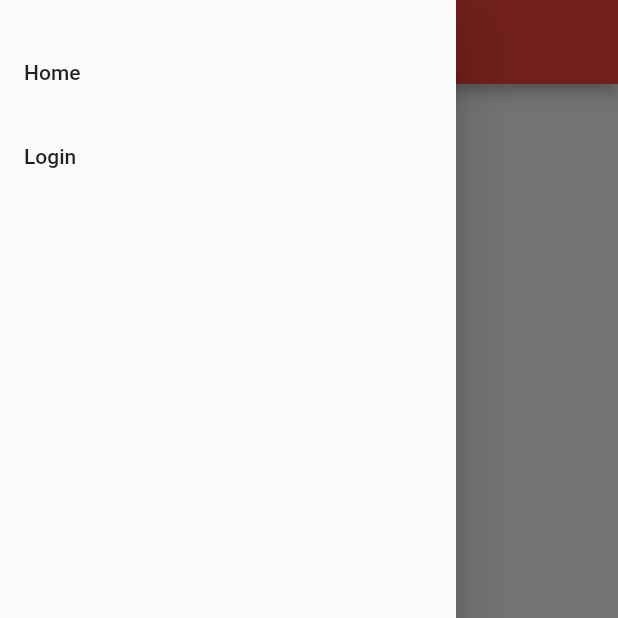
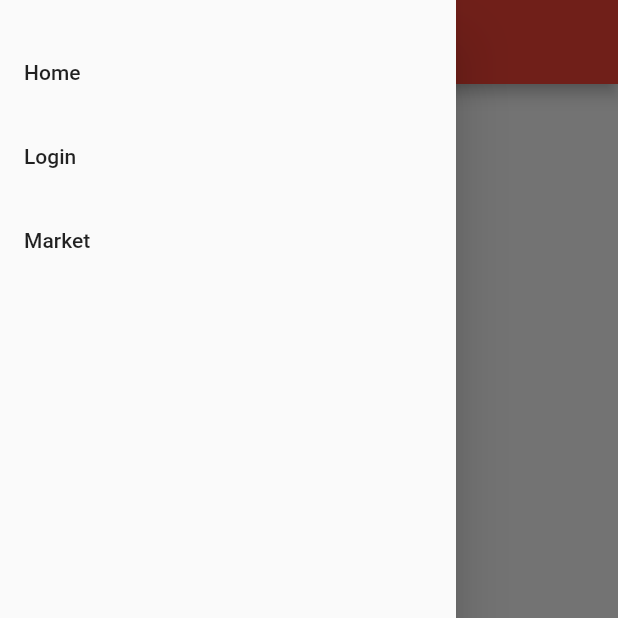
Before and after one commit to pbp-22-b01/pas, a Flutter app: the screen it shows after launch, with the side drawer open, on a phone screen of 412 x 824 dp, the top half of it. Run offline on Flutter 3.47's test engine with Material 2 defaults, Android fonts, the phone set to English and light mode, and no system bars; missing offline and left inert: pbp_django_auth.

Commit message:
adding market route to drawer

```diff
--- a/lib/menus/app_menu.dart
+++ b/lib/menus/app_menu.dart
@@ -20,7 +20,13 @@ class AppMenu extends StatelessWidget {
             onTap: () {
               Navigator.of(context).pushReplacementNamed("/login");
             },
-          )
+          ),
+          ListTile(
+            title: const Text("Market"),
+            onTap: () {
+              Navigator.of(context).pushReplacementNamed("/market");
+            },
+          ),
         ],
       ),
     );
```
